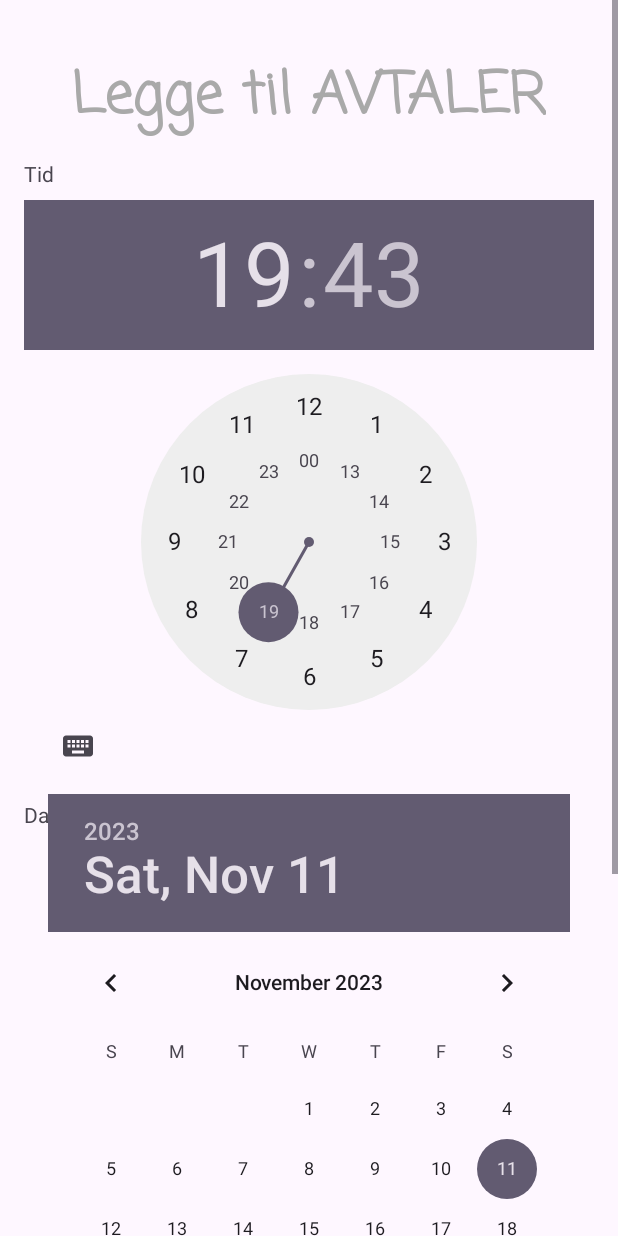
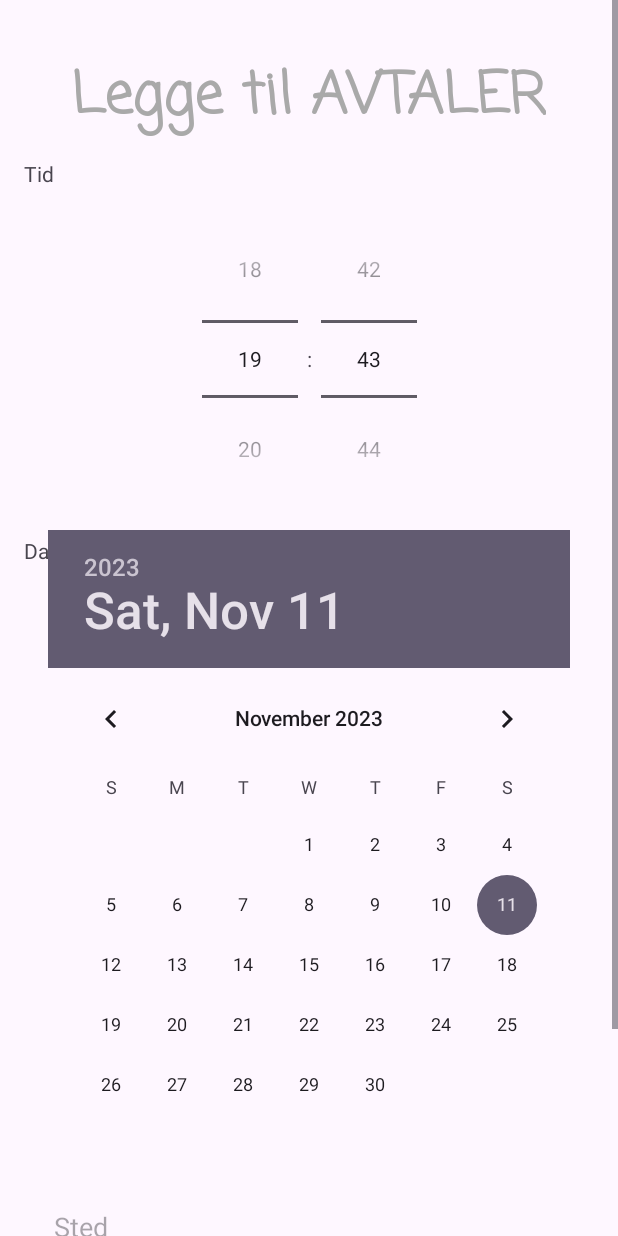
Before and after one commit to s336154/s336154_mappe2_mobile, an Android app: the MeetingActivity screen opened directly, with no data from a screen before it, on a phone screen of 412 x 824 dp. Run offline under Robolectric (Android 15) with nearby library versions, the phone set to English and light mode, and no system bars; 1 statement that could not run was skipped.

Commit message:
Responsive button and layout!!! Spinner timepicker!!

```diff
--- a/app/src/main/res/layout/edit_meeting.xml
+++ b/app/src/main/res/layout/edit_meeting.xml
@@ -56,7 +56,9 @@
                 app:layout_constraintTop_toBottomOf="@+id/text1"
                 app:layout_constraintStart_toStartOf="parent"
                 app:layout_constraintEnd_toEndOf="parent"
-                android:layout_marginTop="8dp" />
+                android:layout_marginTop="8dp"
+                android:timePickerMode="spinner"
+                />
 
             <TextView
                 android:layout_width="wrap_content"
--- a/app/src/main/res/layout/meeting_layout.xml
+++ b/app/src/main/res/layout/meeting_layout.xml
@@ -56,7 +56,9 @@
                             app:layout_constraintTop_toBottomOf="@+id/text1"
                             app:layout_constraintStart_toStartOf="parent"
                             app:layout_constraintEnd_toEndOf="parent"
-                            android:layout_marginTop="8dp" />
+                            android:layout_marginTop="8dp"
+                            android:timePickerMode="spinner"
+                            />
 
                         <TextView
                             android:layout_width="wrap_content"
```
